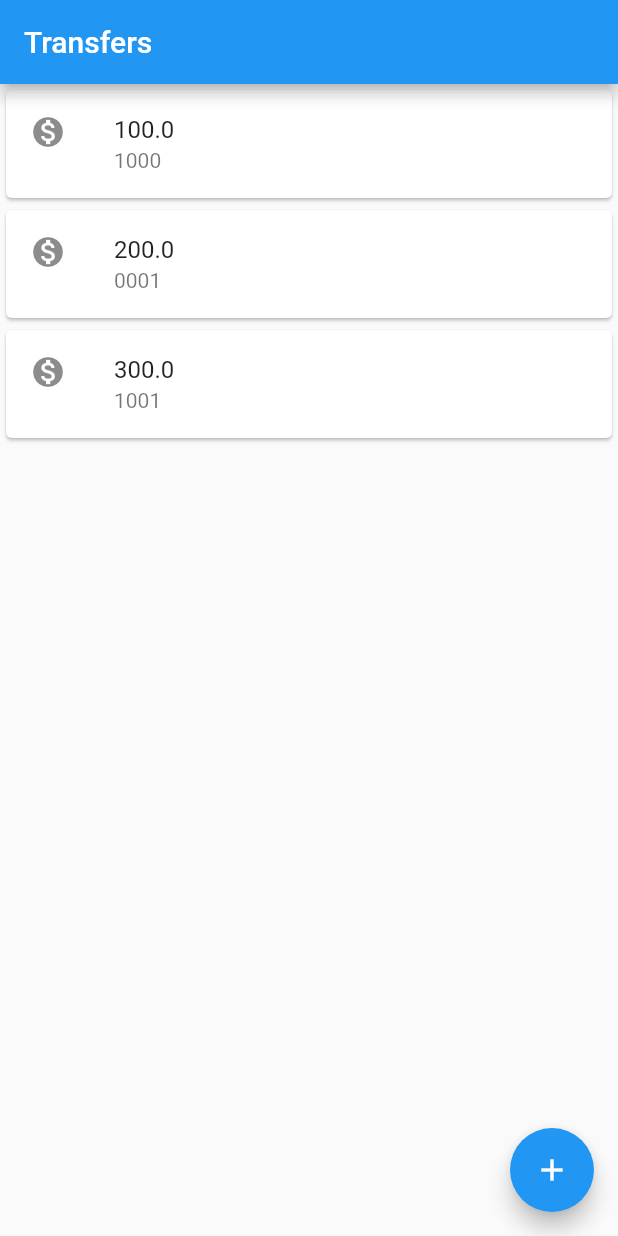
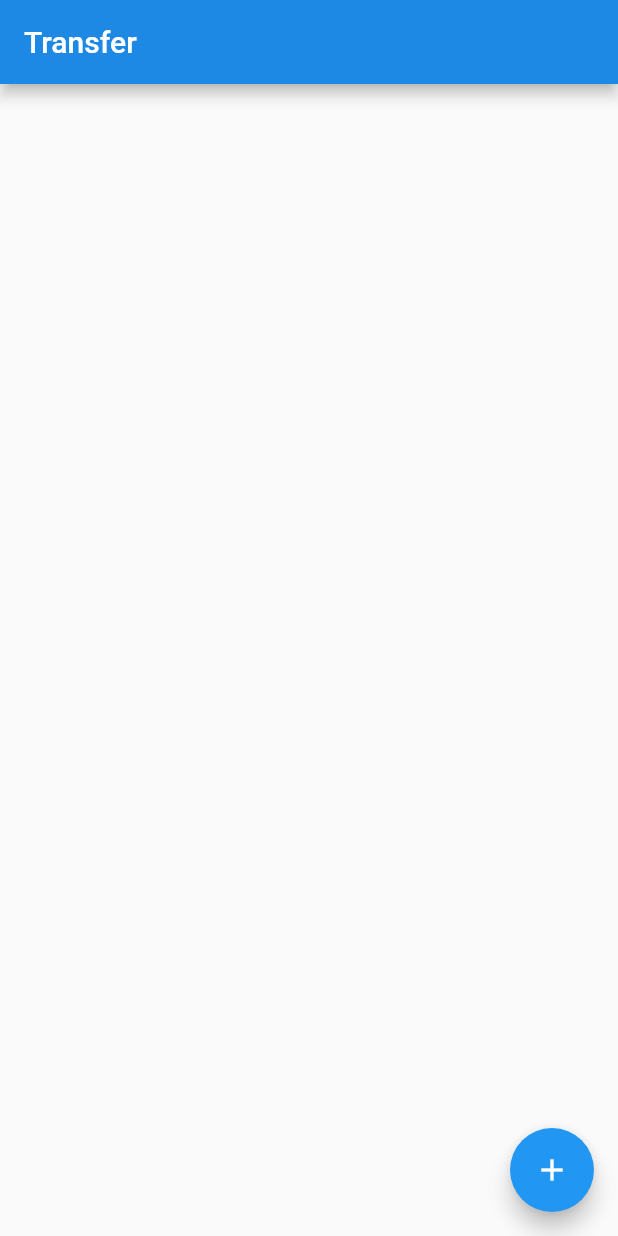
Before and after one commit to matheusfrancisco/flutter-app-transfer, a Flutter app: the screen it shows after launch, on a phone screen of 412 x 824 dp. Run offline on Flutter 3.47's test engine with Material 2 defaults, Android fonts, the phone set to English and light mode, and no system bars.

Commit message:
Finished bytebank flutter app

```diff
--- a/bytebank/lib/main.dart
+++ b/bytebank/lib/main.dart
@@ -1,50 +1,21 @@
+import 'package:bytebank/screens/transfer/list.dart';
 import 'package:flutter/cupertino.dart';
 import 'package:flutter/material.dart';
 
-void main() => runApp(MaterialApp(
-  home: Scaffold(
-    body: TransferList(),
-    appBar: AppBar(title: Text('Transfers'),),
-    floatingActionButton: FloatingActionButton(
-      child: Icon(Icons.add),
-    ),
-  ),
-));
+void main() => runApp(BytebankApp());
 
-
-class TransferList extends StatelessWidget {
+class BytebankApp extends StatelessWidget {
   @override
   Widget build(BuildContext context) {
-    return Column(
-      children: <Widget>[
-        TransferItem(Transfer(100, '1000')),
-        TransferItem(Transfer(200, '0001')),
-        TransferItem(Transfer(300, '1001')),
-      ],
+    return MaterialApp(
+      theme: ThemeData(
+        primaryColor: Colors.blue[600],
+        accentColor: Colors.blueAccent[600],
+        buttonTheme: ButtonThemeData(
+            buttonColor: Colors.blueAccent[600],
+            textTheme: ButtonTextTheme.primary),
+      ),
+      home: TransferList(),
     );
   }
 }
-class TransferItem extends StatelessWidget {
-  final Transfer _tranfer;
-
-  TransferItem(this._tranfer);
-
-  @override
-  Widget build(BuildContext context) {
-    return Card(
-        child: ListTile(
-            leading: Icon(Icons.monetization_on),
-            title: Text(this._tranfer.transferValue.toString()),
-            subtitle: Text(this._tranfer.accountNumber)
-        )
-    );
-  }
-}
-
-class Transfer {
-  final double transferValue;
-  final String accountNumber;
-
-  Transfer(this.transferValue, this.accountNumber);
-
-}
--- /dev/null
+++ b/bytebank/lib/models/transfer.dart
@@ -0,0 +1,12 @@
+
+class Transfer {
+  final double transferValue;
+  final int accountNumber;
+
+  Transfer(this.transferValue, this.accountNumber);
+
+  @override
+  String toString() {
+    return 'Transfer{ammount: $transferValue, accountNumber: $accountNumber}';
+  }
+}
--- /dev/null
+++ b/bytebank/lib/screens/transfer/list.dart
@@ -0,0 +1,69 @@
+
+
+import 'package:bytebank/models/transfer.dart';
+import 'package:flutter/cupertino.dart';
+import 'package:flutter/material.dart';
+
+import 'form.dart';
+
+const _titleAppBar = 'Transfer';
+
+class TransferList extends StatefulWidget {
+  final List<Transfer> _transfers = List();
+
+  @override
+  State<StatefulWidget> createState() {
+    return ListTransferState();
+  }
+}
+
+class ListTransferState extends State<TransferList> {
+  @override
+  Widget build(BuildContext context) {
+    return Scaffold(
+      appBar: AppBar(
+        title: Text(_titleAppBar),
+      ),
+      body: ListView.builder(
+        itemCount: widget._transfers.length,
+        itemBuilder: (context, index) {
+          final transfer = widget._transfers[index];
+          return TransferItem(transfer);
+        },
+      ),
+      floatingActionButton: FloatingActionButton(
+        child: Icon(Icons.add),
+        onPressed: () {
+          Navigator.push(context, MaterialPageRoute(builder: (context) {
+            return TransferForm();
+          })).then((transferCreated) => {
+            _update(transferCreated),
+          });
+        },
+      ),
+    );
+  }
+  void _update(Transfer transferCreated) {
+    if (transferCreated != null) {
+      setState(() {
+        widget._transfers.add(transferCreated);
+      });
+    }
+  }
+}
+
+
+class TransferItem extends StatelessWidget {
+  final Transfer _transfer;
+
+  TransferItem(this._transfer);
+
+  @override
+  Widget build(BuildContext context) {
+    return Card(
+        child: ListTile(
+            leading: Icon(Icons.monetization_on),
+            title: Text(this._transfer.transferValue.toString()),
+            subtitle: Text(this._transfer.accountNumber.toString())));
+  }
+}
```
Also changed, not shown: bytebank/lib/components/editor.dart (added, +32 -0 lines), bytebank/lib/screens/transfer/form.dart (added, +55 -0 lines), 1 other file.
